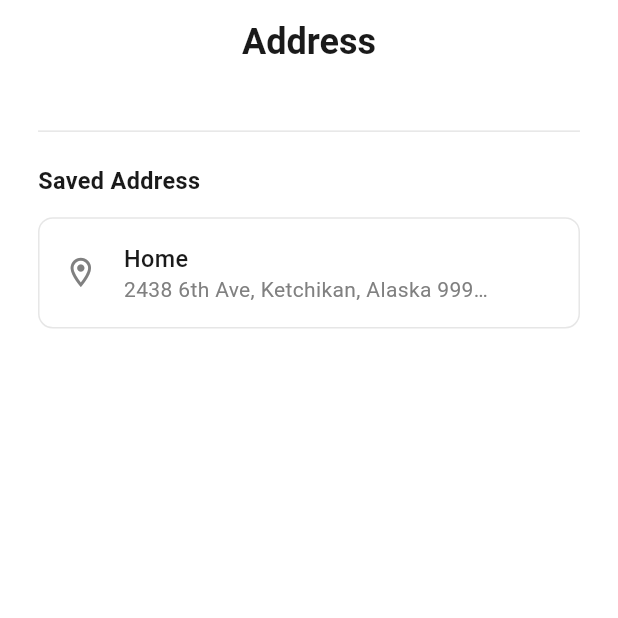
After one commit to Elhaw2003/e-commerce-app, a Flutter app: the AddressScreen screen opened by its route, on a phone screen of 412 x 824 dp, the top half of it. The commit adds this screen. Run offline on Flutter 3.47's test engine with Material 3 defaults, Android fonts, the phone set to English and light mode, and no system bars; our stand-ins replace flutter_screenutil, flutter_svg, go_router, google_fonts.

Commit message:
address screen as design finished

```diff
--- a/lib/core/routing/app_routes.dart
+++ b/lib/core/routing/app_routes.dart
@@ -3,4 +3,5 @@ class AppRoutes{
   static const String registerScreen = "/registerScreen";
   static const String mainHomeScreen = "/mainHomeScreen";
   static const String productDetailsScreen = "/productDetailsScreen";
+  static const String addressScreen = "/addressScreen";
 }
--- a/lib/core/routing/router_generation_config.dart
+++ b/lib/core/routing/router_generation_config.dart
@@ -1,4 +1,5 @@
 import 'package:e_commerce_app/core/routing/app_routes.dart';
+import 'package:e_commerce_app/features/address/presentation/view/address_screen.dart';
 import 'package:e_commerce_app/features/auth/login/presentation/view/login_screen.dart';
 import 'package:e_commerce_app/features/auth/register/presentation/view/register_screen.dart';
 import 'package:e_commerce_app/features/product_details/presentation/view/product_details_screen.dart';
@@ -30,6 +31,11 @@ class RouterGenerationConfig{
             name: AppRoutes.productDetailsScreen,
             builder: (context, state) => const ProductDetailsScreen(),
         ),
+        GoRoute(
+            path: AppRoutes.addressScreen,
+            name: AppRoutes.addressScreen,
+            builder: (context, state) => const AddressScreen(),
+        ),
       ]
   );
 }
--- a/lib/core/utilities/app_texts.dart
+++ b/lib/core/utilities/app_texts.dart
@@ -27,6 +27,8 @@ class AppTexts{
   static const String  alreadyHaveAnAccount = "Already have an account?";
   static const String  searchForClothes = "Search for clothes...";
   static const String  password = "Password";
+  static const String  address = "Address";
+  static const String  savedAddress = "Saved Address";
   static const String  goToCheckout = "Go To Checkout";
   static const String  addToCart = "Add to Cart";
   static const String  myCart = "My Cart";
--- a/lib/features/account/presentation/view/widgets/account_body.dart
+++ b/lib/features/account/presentation/view/widgets/account_body.dart
@@ -1,9 +1,12 @@
+import 'package:e_commerce_app/core/routing/app_routes.dart';
+import 'package:e_commerce_app/core/routing/router_generation_config.dart';
 import 'package:e_commerce_app/core/widgets/custom_divider_widget.dart';
 import 'package:e_commerce_app/features/account/presentation/view/widgets/item_account_widget.dart';
 import 'package:e_commerce_app/features/account/presentation/view/widgets/log_out_button.dart';
 import 'package:e_commerce_app/generated/assets.dart';
 import 'package:flutter/material.dart';
 import 'package:flutter_screenutil/flutter_screenutil.dart';
+import 'package:go_router/go_router.dart';
 import '../../../../../core/utilities/app_text_style.dart';
 import '../../../../../core/utilities/app_texts.dart';
 import '../../../../../core/widgets/spacing_widget.dart';
@@ -22,7 +25,13 @@ class AccountBody extends StatelessWidget {
         const CustomDividerWidget(thickness: 8),
         const ItemAccountWidget(svgImage: Assets.svgImagesDetails, title: AppTexts.myDetails),
         CustomDividerWidget(thickness: 1,indent: 64.w,endIndent: 25.w,),
-        const ItemAccountWidget(svgImage: Assets.svgImagesAddress, title: AppTexts.addressBook),
+         ItemAccountWidget(
+            svgImage: Assets.svgImagesAddress,
+            title: AppTexts.addressBook,
+          onTap:(){
+              context.pushNamed(AppRoutes.addressScreen);
+          } ,
+        ),
         CustomDividerWidget(thickness: 1,indent: 64.w,endIndent: 25.w,),
         const ItemAccountWidget(svgImage: Assets.svgImagesQuestion, title: AppTexts.fAQs),
         CustomDividerWidget(thickness: 1,indent: 64.w,endIndent: 25.w,),
--- /dev/null
+++ b/lib/features/address/presentation/view/address_screen.dart
@@ -0,0 +1,20 @@
+import 'package:e_commerce_app/core/utilities/app_colors.dart';
+import 'package:e_commerce_app/core/utilities/app_texts.dart';
+import 'package:e_commerce_app/core/widgets/custom_appbar_widget.dart';
+import 'package:e_commerce_app/features/address/presentation/view/widgets/address_body.dart';
+import 'package:flutter/material.dart';
+
+class AddressScreen extends StatelessWidget {
+  const AddressScreen({super.key});
+
+  @override
+  Widget build(BuildContext context) {
+    return Scaffold(
+      backgroundColor: AppColors.whiteColor,
+      appBar: AppBar(
+       flexibleSpace: const CustomAppbarWidget(title: AppTexts.address),
+      ),
+      body: const AddressBody(),
+    );
+  }
+}
--- /dev/null
+++ b/lib/features/address/presentation/view/widgets/address_body.dart
@@ -0,0 +1,30 @@
+import 'package:e_commerce_app/core/utilities/app_texts.dart';
+import 'package:e_commerce_app/core/widgets/custom_divider_widget.dart';
+import 'package:e_commerce_app/core/widgets/spacing_widget.dart';
+import 'package:e_commerce_app/features/address/presentation/view/widgets/address_list_view_widget.dart';
+import 'package:flutter/material.dart';
+import 'package:flutter_screenutil/flutter_screenutil.dart';
+
+import '../../../../../core/utilities/app_text_style.dart';
+
+class AddressBody extends StatelessWidget {
+  const AddressBody({super.key});
+
+  @override
+  Widget build(BuildContext context) {
+    return Padding(
+      padding:  EdgeInsets.symmetric(horizontal: 24.w),
+      child: Column(
+        crossAxisAlignment: CrossAxisAlignment.start,
+        children:  [
+          const HeightSpacing(height: 24),
+          const CustomDividerWidget(thickness: 1),
+          const HeightSpacing(height: 14),
+          Text(AppTexts.savedAddress,style: AppTextStyle.blackW500Size16ReadexPro.copyWith(fontWeight: FontWeight.w600),),
+          const HeightSpacing(height: 14),
+          const Expanded(child: AddressListViewWidget())
+        ],
+      ),
+    );
+  }
+}
--- /dev/null
+++ b/lib/features/address/presentation/view/widgets/address_list_view_widget.dart
@@ -0,0 +1,15 @@
+import 'package:e_commerce_app/features/address/presentation/view/widgets/item_address_view_widget.dart';
+import 'package:flutter/material.dart';
+
+class AddressListViewWidget extends StatelessWidget {
+  const AddressListViewWidget({super.key});
+
+  @override
+  Widget build(BuildContext context) {
+    return ListView(
+      children: const [
+        ItemAddressViewWidget(),
+      ],
+    );
+  }
+}
--- /dev/null
+++ b/lib/features/address/presentation/view/widgets/item_address_view_widget.dart
@@ -0,0 +1,51 @@
+import 'package:e_commerce_app/core/utilities/app_text_style.dart';
+import 'package:flutter/material.dart';
+import 'package:flutter_screenutil/flutter_screenutil.dart';
+
+import '../../../../../core/utilities/app_colors.dart';
+import '../../../../../core/widgets/spacing_widget.dart';
+
+class ItemAddressViewWidget extends StatelessWidget {
+  const ItemAddressViewWidget({super.key});
+
+  @override
+  Widget build(BuildContext context) {
+    return Container(
+      padding: EdgeInsets.symmetric(horizontal: 15.w,vertical: 14.h),
+      height: 76.h,
+      width: double.infinity,
+      decoration: BoxDecoration(
+        borderRadius: BorderRadius.circular(10.r),
+        border: Border.all(color: AppColors.borderTextFieldColor),
+      ),
+      child: Row(
+        children: [
+          Icon(
+            Icons.location_on_outlined,
+            color: AppColors.greyColor,
+            size: 24.sp,
+          ),
+          const WidthSpacing(width: 16),
+          Column(
+            mainAxisAlignment: MainAxisAlignment.center,
+            crossAxisAlignment: CrossAxisAlignment.start,
+            children: [
+              Text(
+                'Home',
+                style: AppTextStyle.blackW500Size16ReadexPro,
+              ),
+              SizedBox(
+                width: 235.w,
+                child: Text(
+                  overflow: TextOverflow.ellipsis,
+                  '2438 6th Ave, Ketchikan, Alaska 99901, USA',
+                  style: AppTextStyle.subTitleStyle.copyWith(fontSize: 14),
+                ),
+              )
+        ],
+      ),
+      ]
+    )
+      );
+  }
+}
```
